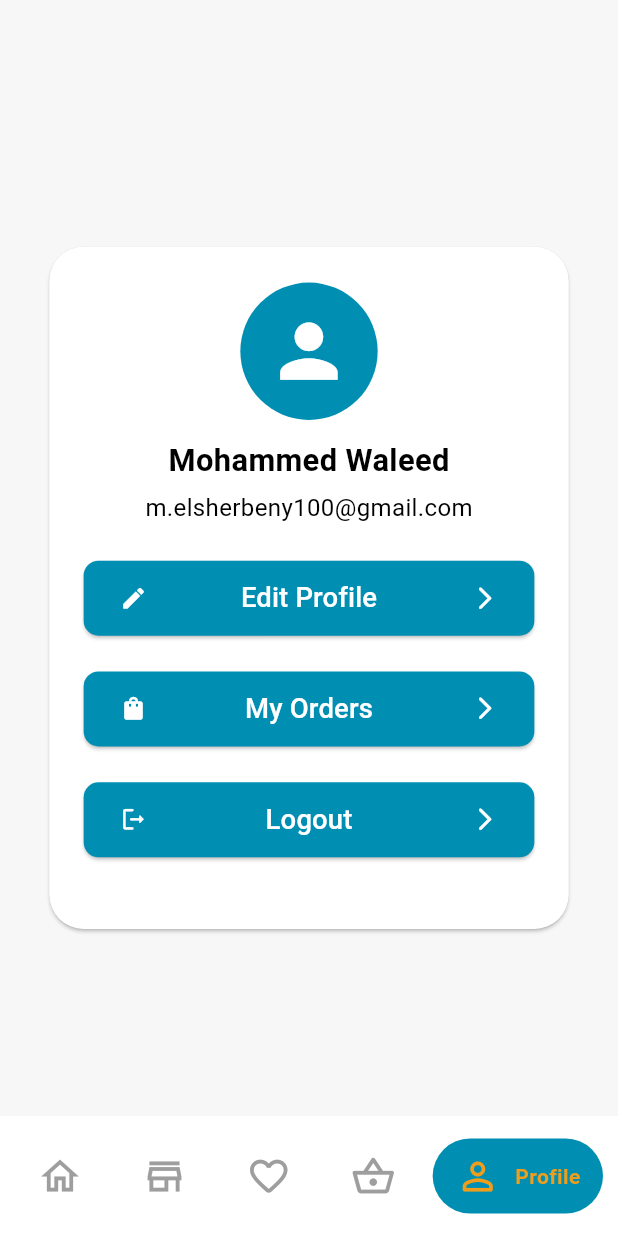
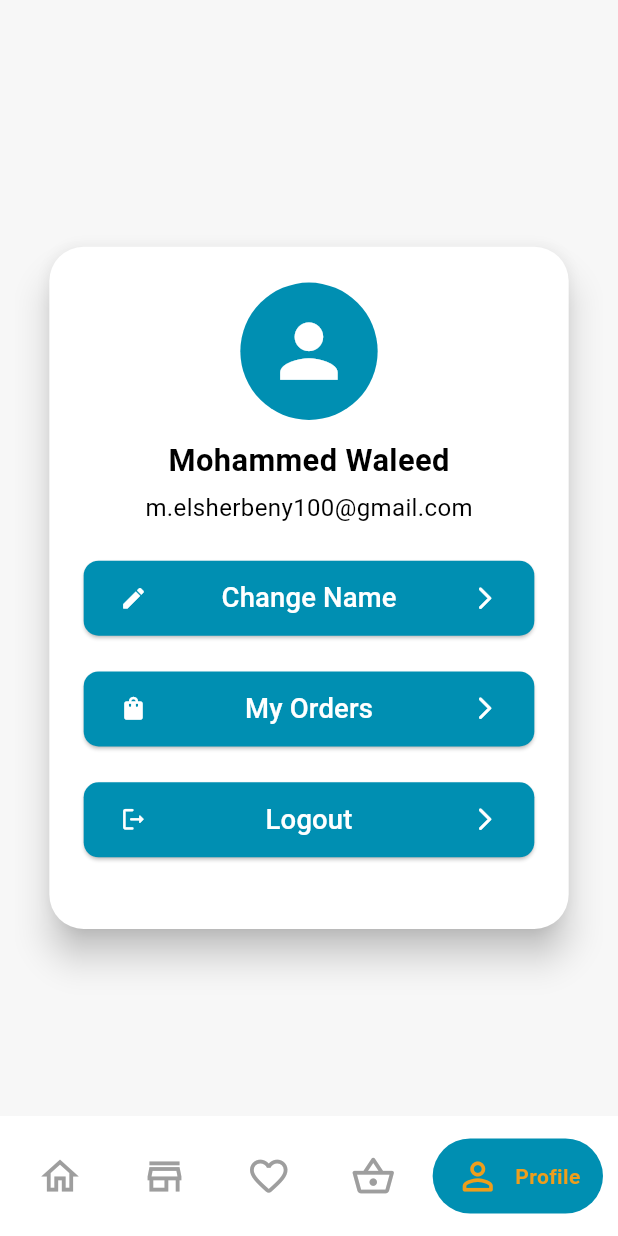
Before and after one commit to M-Waleed-Elsherbeny/E_Commerce_Market, a Flutter app: the MainNavBar screen opened by its route, item 5 of the bottom bar chosen, on a phone screen of 412 x 824 dp. Run offline on Flutter 3.47's test engine with Material 3 defaults, Android fonts, the phone set to English and light mode, and no system bars; drawn by our look-alikes of google_nav_bar; our stand-ins replace cached_network_image, flutter_bloc, flutter_rating_bar, flutter_screenutil; network calls fail.

Commit message:
Finished Product Details Screen and Rating

```diff
--- a/lib/core/routes/app_routes.dart
+++ b/lib/core/routes/app_routes.dart
@@ -6,4 +6,5 @@ class AppRoutes {
   static const String homeScreen = '/homeScreen';
   static const String editProfileScreen = '/editProfileScreen';
   static const String myOrdersView = '/myOrdersView';
+  static const String productDetailsScreen = '/productDetailsScreen';
 }
--- a/lib/core/routes/app_routes_config.dart
+++ b/lib/core/routes/app_routes_config.dart
@@ -6,6 +6,7 @@ import 'package:my_e_commerce_app/screens/auth/ui/login_screen.dart';
 import 'package:my_e_commerce_app/screens/auth/ui/signup_screen.dart';
 import 'package:my_e_commerce_app/screens/navigation/logic/cubit/nav_bar_cubit.dart';
 import 'package:my_e_commerce_app/screens/navigation/ui/main_nav_bar.dart';
+import 'package:my_e_commerce_app/screens/products_details/ui/product_details_screen.dart';
 import 'package:my_e_commerce_app/screens/profile/widgets/edit_profile_view.dart';
 import 'package:my_e_commerce_app/screens/profile/widgets/my_orders_view.dart';
 
@@ -30,6 +31,8 @@ class AppRoutesConfig {
         return MaterialPageRoute(builder: (_) => const EditProfileView());
       case AppRoutes.myOrdersView:
         return MaterialPageRoute(builder: (_) => const MyOrdersView());
+      case AppRoutes.productDetailsScreen:
+        return MaterialPageRoute(builder: (_) => const ProductDetailsScreen());
       default:
         return MaterialPageRoute(builder: (_) => const LoginScreen());
     }
--- /dev/null
+++ b/lib/core/widgets/custom_card_info.dart
@@ -0,0 +1,19 @@
+import 'package:flutter/material.dart';
+import 'package:flutter_screenutil/flutter_screenutil.dart';
+import 'package:my_e_commerce_app/core/colors/app_colors.dart';
+
+class CustomCardInfo extends StatelessWidget {
+  const CustomCardInfo({super.key, required this.child});
+  final Widget child;
+  @override
+  Widget build(BuildContext context) {
+    return Card(
+      elevation: 10,
+
+      margin: EdgeInsets.symmetric(horizontal: 20.w, vertical: 20.h),
+      color: AppColors.kWhiteColor,
+      shape: RoundedRectangleBorder(borderRadius: BorderRadius.circular(20.r)),
+      child: child,
+    );
+  }
+}
--- a/lib/screens/auth/widgets/custom_text_field.dart
+++ b/lib/screens/auth/widgets/custom_text_field.dart
@@ -3,13 +3,13 @@ import 'package:my_e_commerce_app/core/colors/app_colors.dart';
 
 class CustomTextFormField extends StatelessWidget {
   final String labelText;
-  final Widget? prefixIcon;
+  final Widget? prefixIcon, suffixIcon;
   final bool isPassword;
   const CustomTextFormField({
     super.key,
     required this.labelText,
     this.prefixIcon,
-    this.isPassword = false,
+    this.isPassword = false, this.suffixIcon,
   });
 
   @override
@@ -38,7 +38,7 @@ class CustomTextFormField extends StatelessWidget {
                     color: AppColors.kPrimaryColor,
                   ),
                 )
-                : null,
+                : suffixIcon,
         label: Text(
           labelText,
           style: TextStyle(fontSize: 15, color: AppColors.kGreyColor),
--- a/lib/screens/profile/ui/profile_screen.dart
+++ b/lib/screens/profile/ui/profile_screen.dart
@@ -2,6 +2,7 @@ import 'package:flutter/material.dart';
 import 'package:flutter_screenutil/flutter_screenutil.dart';
 import 'package:my_e_commerce_app/core/colors/app_colors.dart';
 import 'package:my_e_commerce_app/core/routes/app_routes.dart';
+import 'package:my_e_commerce_app/core/widgets/custom_card_info.dart';
 import 'package:my_e_commerce_app/core/widgets/height_spacer.dart';
 import 'package:my_e_commerce_app/screens/profile/widgets/custom_profile_button.dart';
 
@@ -13,12 +14,7 @@ class ProfileScreen extends StatelessWidget {
       child: SingleChildScrollView(
         child: Center(
           heightFactor: 1.5,
-          child: Card(
-            margin: EdgeInsets.symmetric(horizontal: 20.w, vertical: 20.h),
-            color: AppColors.kWhiteColor,
-            shape: RoundedRectangleBorder(
-              borderRadius: BorderRadius.circular(20.r),
-            ),
+          child: CustomCardInfo(
             child: Padding(
               padding: EdgeInsets.symmetric(horizontal: 20.w, vertical: 20.h),
               child: Column(
@@ -45,7 +41,7 @@ class ProfileScreen extends StatelessWidget {
                   ),
                   HeightSpacer(height: 20),
                   CustomProfileButton(
-                    textButton: "Edit Profile",
+                    textButton: "Change Name",
                     leftIcon: Icons.edit_rounded,
                     rightIcon: Icons.arrow_forward_ios_rounded,
                     onPressed: () {
--- a/lib/screens/profile/widgets/edit_profile_view.dart
+++ b/lib/screens/profile/widgets/edit_profile_view.dart
@@ -2,7 +2,6 @@ import 'package:flutter/material.dart';
 import 'package:flutter_screenutil/flutter_screenutil.dart';
 import 'package:my_e_commerce_app/core/colors/app_colors.dart';
 import 'package:my_e_commerce_app/core/widgets/custom_app_bar.dart';
-import 'package:my_e_commerce_app/core/widgets/height_spacer.dart';
 import 'package:my_e_commerce_app/screens/auth/widgets/custom_button.dart';
 import 'package:my_e_commerce_app/screens/auth/widgets/custom_text_field.dart';
 
@@ -17,7 +16,7 @@ class EditProfileView extends StatelessWidget {
         child: Padding(
           padding: EdgeInsets.symmetric(horizontal: 20.w, vertical: 20.h),
           child: SizedBox(
-            height: 220.h,
+            height: 150.h,
             child: Center(
               child: Card(
                 color: AppColors.kWhiteColor,
@@ -32,11 +31,9 @@ class EditProfileView extends StatelessWidget {
                   child: Column(
                     children: [
                       CustomTextFormField(labelText: "Enter Name..."),
-                      HeightSpacer(height: 20),
-                      CustomTextFormField(labelText: "Enter Email..."),
                       Spacer(),
                       CustomButton(
-                        textButton: "Update Profile",
+                        textButton: "Update Your Name",
                         onPressed: () {},
                         buttonWidth: double.infinity,
                       ),
--- a/pubspec.yaml
+++ b/pubspec.yaml
@@ -33,6 +33,7 @@ dependencies:
   flutter:
     sdk: flutter
   flutter_bloc: ^9.1.1
+  flutter_rating_bar: ^4.0.1
   flutter_screenutil: ^5.9.3
   google_nav_bar: ^5.0.7
 
```
Also changed, not shown: lib/core/widgets/card_items.dart (+22 -8 lines), lib/screens/home/ui/home_screen.dart (+6 -1 lines), lib/screens/products_details/ui/product_details_screen.dart (added, +121 -0 lines), pubspec.lock.
